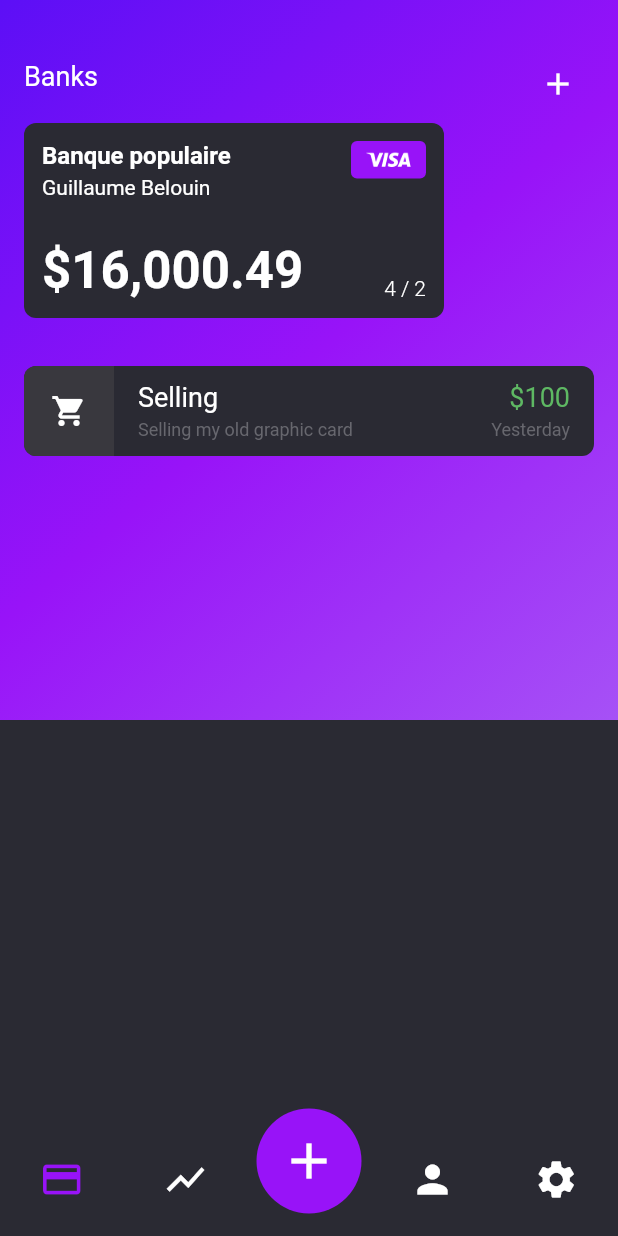
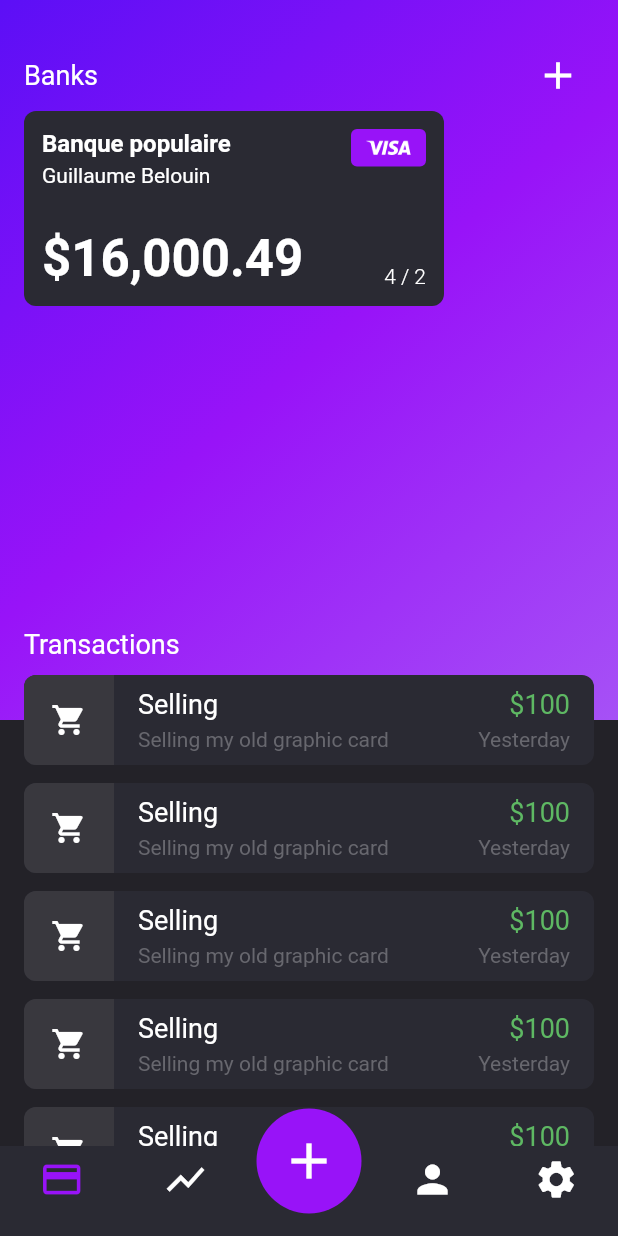
Before and after one commit to Appli-chic/chic_wallet, a Flutter app: the MainScreen screen opened directly, on a phone screen of 412 x 824 dp. Run offline on Flutter 3.47's test engine with Material 2 defaults, Android fonts, the phone set to English and light mode, and no system bars; our stand-ins replace flutter_secure_storage; missing offline and left inert: validate; accounts and stored records are empty.

Commit message:
Improving home screen.

```diff
--- a/lib/ui/components/transaction_card.dart
+++ b/lib/ui/components/transaction_card.dart
@@ -16,6 +16,7 @@ class _TransactionCardState extends State<TransactionCard> {
 
     return Container(
       height: 60,
+      margin: EdgeInsets.only(bottom: 12),
       decoration: new BoxDecoration(
         color: _themeProvider.backgroundColor,
         borderRadius: new BorderRadius.all(const Radius.circular(8.0)),
@@ -43,8 +44,8 @@ class _TransactionCardState extends State<TransactionCard> {
                 padding: EdgeInsets.only(
                   left: 16,
                   right: 8,
-                  top: 8,
-                  bottom: 8,
+                  top: 6,
+                  bottom: 6,
                 ),
                 child: Column(
                   crossAxisAlignment: CrossAxisAlignment.start,
@@ -65,7 +66,7 @@ class _TransactionCardState extends State<TransactionCard> {
                       overflow: TextOverflow.ellipsis,
                       style: TextStyle(
                         color: _themeProvider.secondTextColor,
-                        fontSize: 12,
+                        fontSize: 14,
                       ),
                     ),
                   ],
@@ -74,8 +75,8 @@ class _TransactionCardState extends State<TransactionCard> {
             ),
             Container(
               padding: EdgeInsets.only(
-                top: 8,
-                bottom: 8,
+                top: 6,
+                bottom: 6,
                 right: 16,
               ),
               child: Column(
@@ -93,7 +94,7 @@ class _TransactionCardState extends State<TransactionCard> {
                     'Yesterday',
                     style: TextStyle(
                       color: _themeProvider.secondTextColor,
-                      fontSize: 12,
+                      fontSize: 14,
                     ),
                   ),
                 ],
--- a/lib/ui/screens/home_screen.dart
+++ b/lib/ui/screens/home_screen.dart
@@ -27,15 +27,15 @@ class _HomeScreenState extends State<HomeScreen> {
         ),
       ),
       child: Container(
-        margin: EdgeInsets.only(top: kToolbarHeight - 20, left: 16, right: 16),
-        child: Align(
-          alignment: Alignment.topLeft,
+        margin: EdgeInsets.only(top: kToolbarHeight - 30, left: 16, right: 16),
         child: Column(
           crossAxisAlignment: CrossAxisAlignment.start,
+          mainAxisAlignment: MainAxisAlignment.spaceBetween,
           children: <Widget>[
-              Container(
-                height: 30,
-                child: Row(
+            Column(
+              crossAxisAlignment: CrossAxisAlignment.start,
+              children: <Widget>[
+                Row(
                   mainAxisAlignment: MainAxisAlignment.spaceBetween,
                   crossAxisAlignment: CrossAxisAlignment.center,
                   children: <Widget>[
@@ -47,15 +47,12 @@ class _HomeScreenState extends State<HomeScreen> {
                       ),
                     ),
                     IconButton(
-                      icon: Icon(Icons.add, color: _themeProvider.textColor),
+                      icon: Icon(Icons.add, color: _themeProvider.textColor, size: 30),
                       onPressed: () {},
                     ),
                   ],
                 ),
-              ),
-              Container(
-                margin: EdgeInsets.only(top: 16),
-                child: Row(
+                Row(
                   children: <Widget>[
                     BankCard(
                       bankName: "Banque populaire",
@@ -66,17 +63,19 @@ class _HomeScreenState extends State<HomeScreen> {
                     ),
                   ],
                 ),
+              ],
             ),
             Container(
-                margin: EdgeInsets.only(top: 32),
-                child: Column(
-                  children: <Widget>[
-                    TransactionCard(),
-                  ],
+              margin: EdgeInsets.only(bottom: 40),
+              child: Text(
+                'Transactions',
+                style: TextStyle(
+                  color: _themeProvider.textColor,
+                  fontSize: 18,
+                ),
               ),
             ),
           ],
-          ),
         ),
       ),
     );
@@ -86,10 +85,28 @@ class _HomeScreenState extends State<HomeScreen> {
   Widget build(BuildContext context) {
     _themeProvider = Provider.of<ThemeProvider>(context, listen: true);
 
-    return Column(
+    return SingleChildScrollView(
+      child: Stack(
+        children: <Widget>[
+          Column(
             children: <Widget>[
               _displaysTopPart(),
             ],
+          ),
+          Container(
+            margin: EdgeInsets.only(top: 450, left: 16, right: 16),
+            child: ListView.builder(
+              padding: EdgeInsets.only(top: 0, bottom: 20),
+              physics: NeverScrollableScrollPhysics(),
+              itemCount: 10,
+              shrinkWrap: true,
+              itemBuilder: (BuildContext context, int index) {
+                return TransactionCard();
+              },
+            ),
+          ),
+        ],
+      ),
     );
   }
 }
--- a/lib/ui/screens/main_screen.dart
+++ b/lib/ui/screens/main_screen.dart
@@ -102,7 +102,7 @@ class _MainScreenState extends State<MainScreen> {
     _themeProvider = Provider.of<ThemeProvider>(context, listen: true);
 
     return Scaffold(
-      backgroundColor: _themeProvider.backgroundColor,
+      backgroundColor: _themeProvider.secondBackgroundColor,
       bottomNavigationBar: _displayBottomBar(),
       floatingActionButtonLocation: FloatingActionButtonLocation.centerDocked,
       floatingActionButton: _displaysFloatingButton(),
```
Lines whose indentation alone changed are shown as unchanged.
